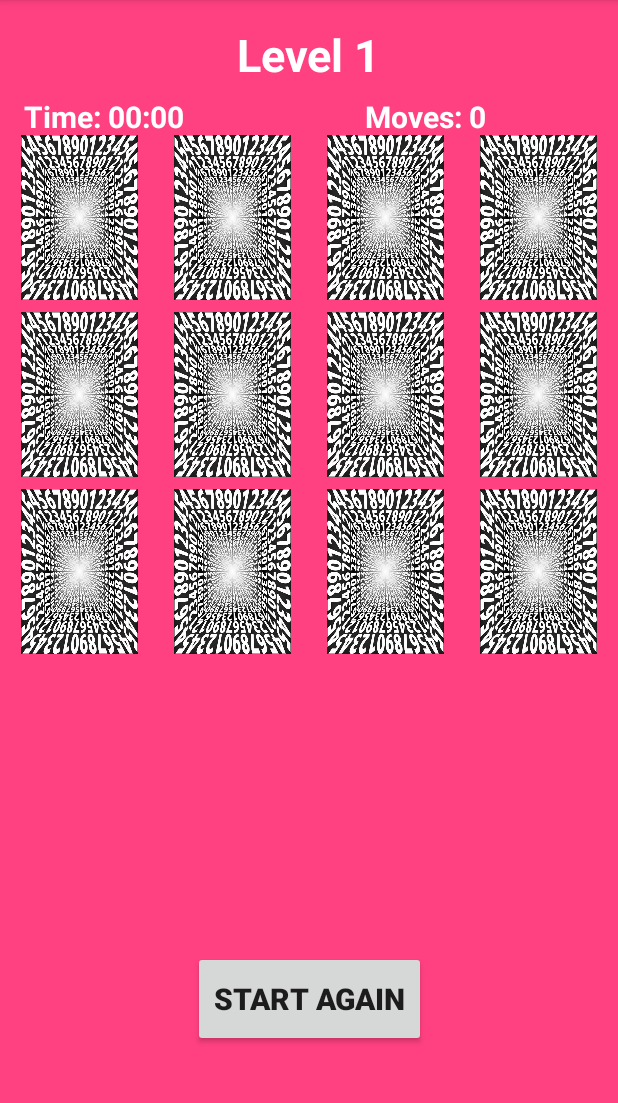
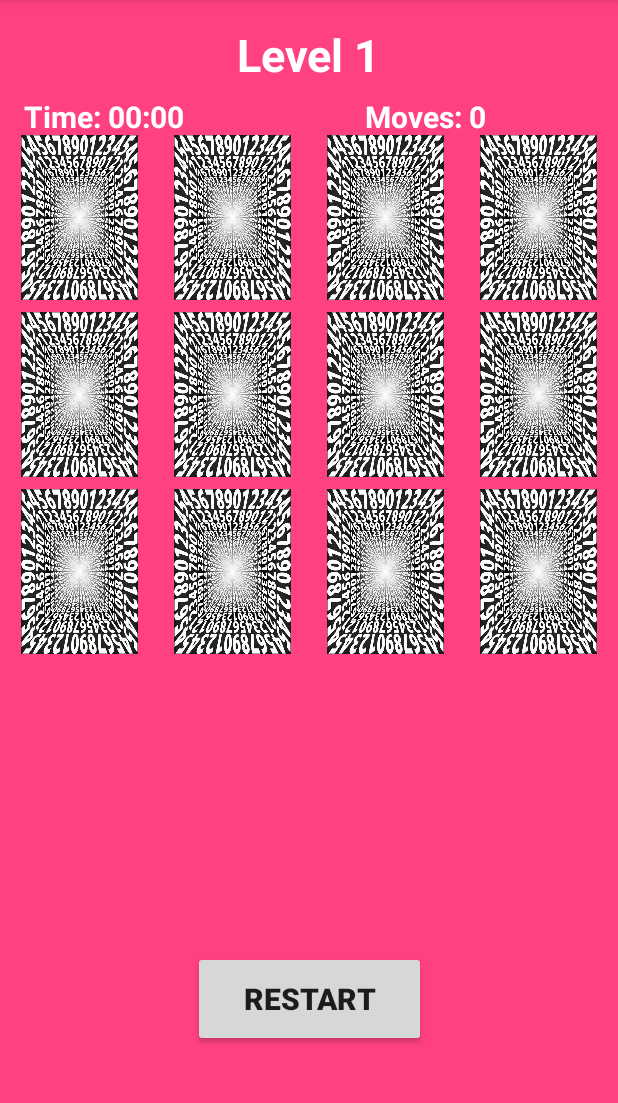
Before and after one commit to Lane29/MemoryGameProject, an Android app: the Level1Activity screen opened directly, with no data from a screen before it, on a phone screen of 412 x 824 dp, the part 84-1187 px from its top. Run offline under Robolectric (Android 15) with nearby library versions, the light colour scheme and no system bars.

Commit message:
Button "Start again" changed to "Restart"

```diff
--- a/app/src/main/res/layout/activity_level1.xml
+++ b/app/src/main/res/layout/activity_level1.xml
@@ -215,7 +215,7 @@
         android:layout_marginBottom="70dp"
         android:onClick="onStartClick"
         android:tag="0"
-        android:text="Start again"
+        android:text="Restart"
         android:textSize="20sp"
         android:textStyle="bold"
         app:layout_constraintBottom_toBottomOf="parent"
--- a/app/src/main/res/layout/activity_level2.xml
+++ b/app/src/main/res/layout/activity_level2.xml
@@ -292,7 +292,7 @@
         android:layout_height="64dp"
         android:layout_marginBottom="70dp"
         android:onClick="onStartClick"
-        android:text="Start again"
+        android:text="Restart"
         android:textSize="20sp"
         android:textStyle="bold"
         app:layout_constraintBottom_toBottomOf="parent"
--- a/app/src/main/res/layout/activity_level3.xml
+++ b/app/src/main/res/layout/activity_level3.xml
@@ -341,7 +341,7 @@
         android:layout_height="64dp"
         android:layout_marginBottom="70dp"
         android:onClick="onStartClick"
-        android:text="Start again"
+        android:text="Restart"
         android:textSize="20sp"
         android:textStyle="bold"
         app:layout_constraintBottom_toBottomOf="parent"
```
